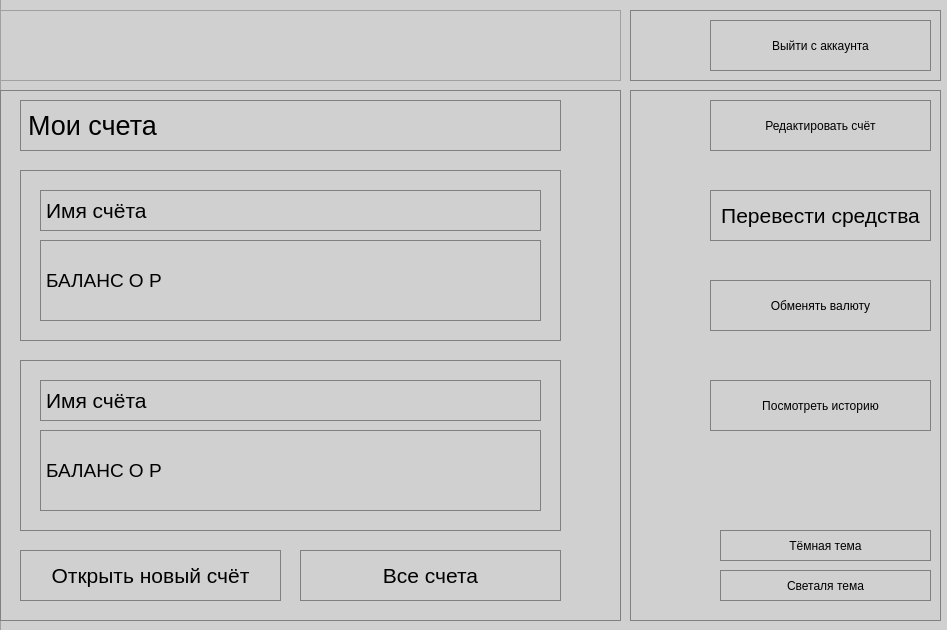
First picture: the form in mainWindow.ui, repository taishakutenn/TTbank, before the edit.
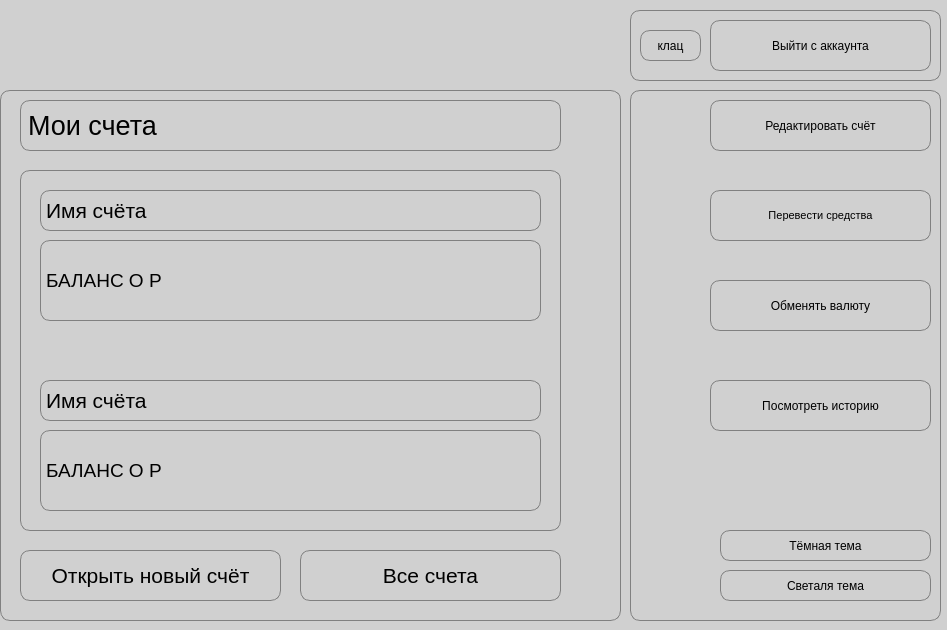
Second picture: the form after the edit. Icons and pictures are not drawn.

```diff
--- a/mainWindow.ui
+++ b/mainWindow.ui
@@ -55,7 +55,7 @@
      </font>
     </property>
     <property name="styleSheet">
-     <string notr="true"/>
+     <string notr="true">border-radius: 10px;</string>
     </property>
     <property name="frameShape">
      <enum>QFrame::StyledPanel</enum>
@@ -166,7 +166,7 @@
         <x>20</x>
         <y>80</y>
         <width>541</width>
-        <height>171</height>
+        <height>361</height>
        </rect>
       </property>
       <property name="frameShape">
@@ -211,27 +211,11 @@
         <string>БАЛАНС О Р</string>
        </property>
       </widget>
-     </widget>
-     <widget class="QFrame" name="frame_4">
-      <property name="geometry">
-       <rect>
-        <x>20</x>
-        <y>270</y>
-        <width>541</width>
-        <height>171</height>
-       </rect>
-      </property>
-      <property name="frameShape">
-       <enum>QFrame::StyledPanel</enum>
-      </property>
-      <property name="frameShadow">
-       <enum>QFrame::Raised</enum>
-      </property>
       <widget class="QLabel" name="nameAccTwoLabel">
        <property name="geometry">
         <rect>
          <x>20</x>
-         <y>20</y>
+         <y>210</y>
          <width>501</width>
          <height>41</height>
         </rect>
@@ -249,7 +233,7 @@
        <property name="geometry">
         <rect>
          <x>20</x>
-         <y>70</y>
+         <y>260</y>
          <width>501</width>
          <height>81</height>
         </rect>
@@ -278,6 +262,15 @@
         <pointsize>16</pointsize>
        </font>
       </property>
+      <property name="cursor">
+       <cursorShape>PointingHandCursor</cursorShape>
+      </property>
+      <property name="styleSheet">
+       <string notr="true">QPushButton:hover {
+    background-color: rgb(204, 102, 255);
+}
+</string>
+      </property>
       <property name="text">
        <string>Открыть новый счёт</string>
       </property>
@@ -296,6 +289,15 @@
         <pointsize>16</pointsize>
        </font>
       </property>
+      <property name="cursor">
+       <cursorShape>PointingHandCursor</cursorShape>
+      </property>
+      <property name="styleSheet">
+       <string notr="true">QPushButton:hover {
+    background-color: rgb(204, 102, 255);
+}
+</string>
+      </property>
       <property name="text">
        <string>Все счета</string>
       </property>
@@ -328,6 +330,15 @@
         <height>51</height>
        </rect>
       </property>
+      <property name="cursor">
+       <cursorShape>PointingHandCursor</cursorShape>
+      </property>
+      <property name="styleSheet">
+       <string notr="true">QPushButton:hover {
+    background-color: rgb(204, 102, 255);
+}
+</string>
+      </property>
       <property name="text">
        <string>Обменять валюту</string>
       </property>
@@ -341,6 +352,15 @@
         <height>51</height>
        </rect>
       </property>
+      <property name="cursor">
+       <cursorShape>PointingHandCursor</cursorShape>
+      </property>
+      <property name="styleSheet">
+       <string notr="true">QPushButton:hover {
+    background-color: rgb(204, 102, 255);
+}
+</string>
+      </property>
       <property name="text">
        <string>Редактировать счёт</string>
       </property>
@@ -356,9 +376,18 @@
       </property>
       <property name="font">
        <font>
-        <pointsize>16</pointsize>
+        <pointsize>8</pointsize>
        </font>
       </property>
+      <property name="cursor">
+       <cursorShape>PointingHandCursor</cursorShape>
+      </property>
+      <property name="styleSheet">
+       <string notr="true">QPushButton:hover {
+    background-color: rgb(204, 102, 255);
+}
+</string>
+      </property>
       <property name="text">
        <string>Перевести средства</string>
       </property>
@@ -372,6 +401,15 @@
         <height>51</height>
        </rect>
       </property>
+      <property name="cursor">
+       <cursorShape>PointingHandCursor</cursorShape>
+      </property>
+      <property name="styleSheet">
+       <string notr="true">QPushButton:hover {
+    background-color: rgb(204, 102, 255);
+}
+</string>
+      </property>
       <property name="text">
        <string>Посмотреть историю</string>
       </property>
@@ -386,7 +424,10 @@
        </rect>
       </property>
       <property name="styleSheet">
-       <string notr="true"/>
+       <string notr="true">QPushButton:hover {
+    background-color: rgb(204, 102, 255);
+}
+</string>
       </property>
       <property name="text">
        <string>Тёмная тема</string>
@@ -402,7 +443,10 @@
        </rect>
       </property>
       <property name="styleSheet">
-       <string notr="true"/>
+       <string notr="true">QPushButton:hover {
+    background-color: rgb(204, 102, 255);
+}
+</string>
       </property>
       <property name="text">
        <string>Светаля тема</string>
@@ -436,10 +480,40 @@
         <height>51</height>
        </rect>
       </property>
+      <property name="cursor">
+       <cursorShape>PointingHandCursor</cursorShape>
+      </property>
+      <property name="styleSheet">
+       <string notr="true">QPushButton:hover {
+    background-color: rgb(204, 102, 255);
+}
+</string>
+      </property>
       <property name="text">
        <string>Выйти с аккаунта</string>
       </property>
      </widget>
+     <widget class="QPushButton" name="loadPageButton">
+      <property name="geometry">
+       <rect>
+        <x>10</x>
+        <y>20</y>
+        <width>61</width>
+        <height>31</height>
+       </rect>
+      </property>
+      <property name="cursor">
+       <cursorShape>PointingHandCursor</cursorShape>
+      </property>
+      <property name="styleSheet">
+       <string notr="true">QPushButton:hover {
+    background-color: rgb(204, 102, 255);
+}</string>
+      </property>
+      <property name="text">
+       <string>клац</string>
+      </property>
+     </widget>
     </widget>
    </widget>
   </widget>
```
Left out of the diff: 8 changed lines with no effect on the pictures.
